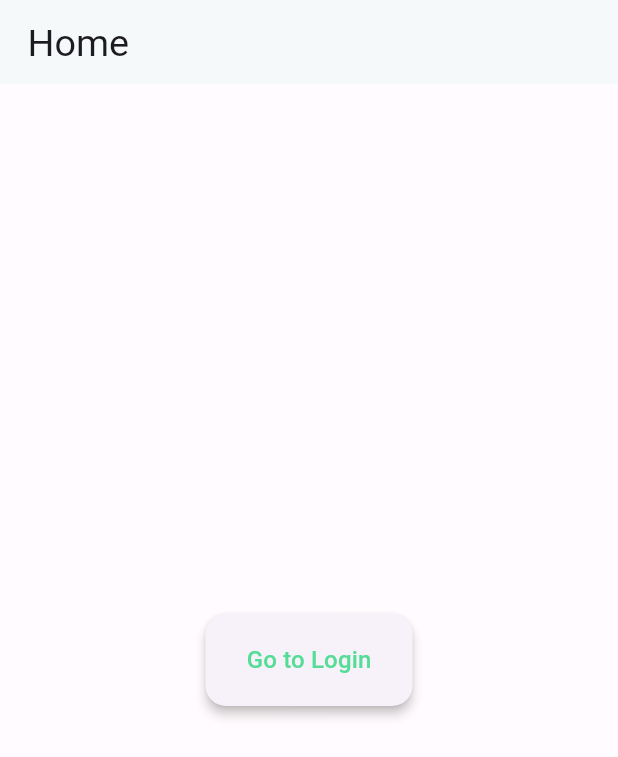
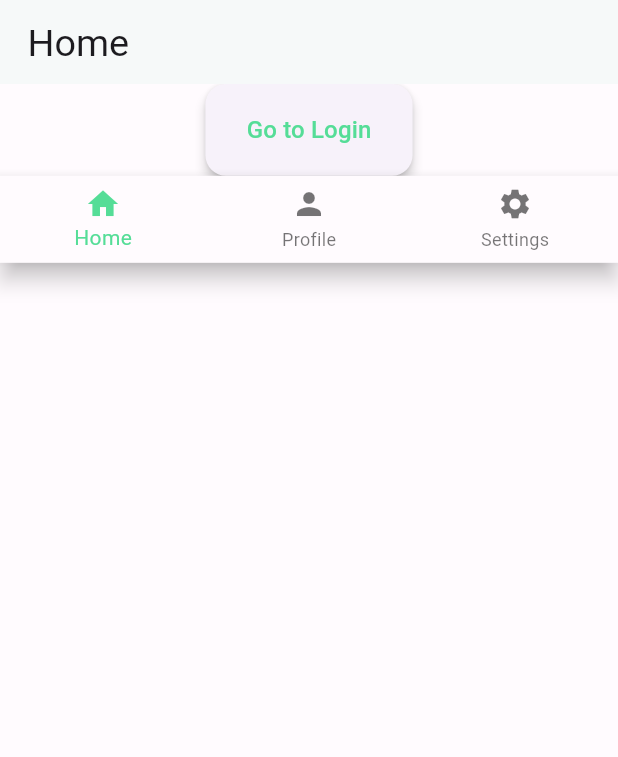
Before and after one commit to Utsav-56/Rentoshare_ui, a Flutter app: the screen it shows after launch, on a phone screen of 412 x 824 dp. Shown: the top 757 px of the screen. Run offline on Flutter 3.47's test engine with Material 3 defaults, Android fonts, the light colour scheme and no system bars; drawn by our look-alikes of toastification; our stand-ins replace flutter_screenutil, get.

Commit message:
Added App router and routes to app

```diff
--- /dev/null
+++ b/lib/components/bottom_navigation_bar.dart
@@ -0,0 +1,66 @@
+import 'package:flutter/material.dart';
+import 'package:rentoshare/routes/app_router.dart';
+import '../routes/app_routes.dart';
+import 'package:flutter/material.dart';
+import 'package:get/get.dart';
+
+class BottomNavItem {
+  final String label;
+  final IconData icon;
+  final String route;
+
+  const BottomNavItem({
+    required this.label,
+    required this.icon,
+    required this.route,
+  });
+}
+
+const List<BottomNavItem> bottomNavItems = [
+  BottomNavItem(label: "Home", icon: Icons.home, route: AppRoutes.HOME),
+  BottomNavItem(label: "Profile", icon: Icons.person, route: AppRoutes.LOGIN),
+  BottomNavItem(
+    label: "Settings",
+    icon: Icons.settings,
+    route: AppRoutes.SETTINGS,
+  ),
+  // Add more here easily
+];
+
+class AppBottomBar extends StatelessWidget {
+  const AppBottomBar({super.key});
+
+  RxInt _getCurrentIndex() {
+    final currentRoute = Get.currentRoute;
+    final index = bottomNavItems.indexWhere(
+      (item) => item.route == currentRoute,
+    );
+    return (index >= 0 ? index : 0).obs;
+  }
+
+  void _onItemTapped(int index) {
+    final selectedRoute = bottomNavItems[index].route;
+
+    if (selectedRoute != Get.currentRoute) {
+      AppRouter.to(selectedRoute);
+    }
+  }
+
+  @override
+  Widget build(BuildContext context) {
+    return Obx(() {
+      final currentIndex = _getCurrentIndex().value;
+
+      return BottomNavigationBar(
+        currentIndex: currentIndex,
+        onTap: _onItemTapped,
+        items: bottomNavItems.map((item) {
+          return BottomNavigationBarItem(
+            icon: Icon(item.icon),
+            label: item.label,
+          );
+        }).toList(),
+      );
+    });
+  }
+}
--- a/lib/main.dart
+++ b/lib/main.dart
@@ -31,7 +31,7 @@
           darkTheme: AppTheme.darkTheme,
           themeMode: ThemeMode.system,
           initialRoute: AppRoutes.HOME,
-          getPages: AppRoutes.routes,
+          getPages: AppPages.pages,
           builder: (context, child) {
             ScreenUtil.init(context);
             return MediaQuery(
--- a/lib/pages/home_page.dart
+++ b/lib/pages/home_page.dart
@@ -1,7 +1,6 @@
 import 'package:flutter/material.dart';
 import 'package:rentoshare/app_utils/notifier.dart';
-import '../routes/app_pages.dart';
-import '../routes/app_routes.dart';
+import 'package:rentoshare/components/bottom_navigation_bar.dart';
 
 class HomePage extends StatelessWidget {
   const HomePage({super.key});
@@ -11,7 +10,9 @@ class HomePage extends StatelessWidget {
     return Scaffold(
       appBar: AppBar(title: const Text("Home")),
       body: Center(
-        child: ElevatedButton(
+        child: Column(
+          children: [
+            ElevatedButton(
               onPressed: () => Notifier.showToast(
                 "",
                 title: "Sorry The Login page is not ready yet",
@@ -19,6 +20,9 @@ class HomePage extends StatelessWidget {
               ),
               child: const Text("Go to Login"),
             ),
+            AppBottomBar(),
+          ],
+        ),
       ),
     );
   }
--- a/lib/pages/login_page.dart
+++ b/lib/pages/login_page.dart
@@ -1,5 +1,5 @@
 import 'package:flutter/material.dart';
-import '../routes/app_pages.dart';
+import '../routes/app_router.dart';
 import '../routes/app_routes.dart';
 
 class LoginPage extends StatelessWidget {
--- a/lib/routes/app_routes.dart
+++ b/lib/routes/app_routes.dart
@@ -1,4 +1,5 @@
 import 'package:get/get.dart';
+import 'package:rentoshare/pages/404_page.dart';
 import '../pages/home_page.dart';
 import '../pages/login_page.dart';
 
@@ -6,19 +7,16 @@ class AppRoutes {
   static const String HOME = '/home';
   static const String LOGIN = '/login';
   static const String SETTINGS = '/settings';
+  static const String FALLBACK = '/fallback';
   // Add more as needed
+}
 
-  static final List<GetPage> routes = [
-    GetPage(name: HOME, page: () => const HomePage()),
-    GetPage(name: LOGIN, page: () => const LoginPage()),
+class AppPages {
+  static final List<GetPage> pages = [
+    GetPage(name: AppRoutes.FALLBACK, page: () => const NotFoundPage()),
+    GetPage(name: AppRoutes.HOME, page: () => const HomePage()),
+    GetPage(name: AppRoutes.LOGIN, page: () => const LoginPage()),
+
     // Add more GetPages here
   ];
 }
-
-class AppPages {
-  static final List<GetPage> routes = [
-    GetPage(name: AppRoutes.HOME, page: () => const HomePage()),
-    GetPage(name: AppRoutes.LOGIN, page: () => const LoginPage()),
-    // Add more GetPages here
-  ];
-}
--- a/lib/styles/app_constants.dart
+++ b/lib/styles/app_constants.dart
@@ -7,6 +7,7 @@
 /// - Spacing: SizedBox(height: AppConstants.spacingMD)
 /// - Border Radius: BorderRadius.circular(AppConstants.radiusLG)
 /// - Animation: AnimationController(duration: AppConstants.durationNormal)
+library;
 
 import 'package:flutter/material.dart';
 import 'package:flutter_screenutil/flutter_screenutil.dart';
```
Also changed, not shown: lib/pages/404_page.dart (added, +33 -0 lines), lib/routes/app_router.dart (renamed from lib/routes/app_pages.dart, +20 -0 lines). Lines whose indentation alone changed are shown as unchanged.
